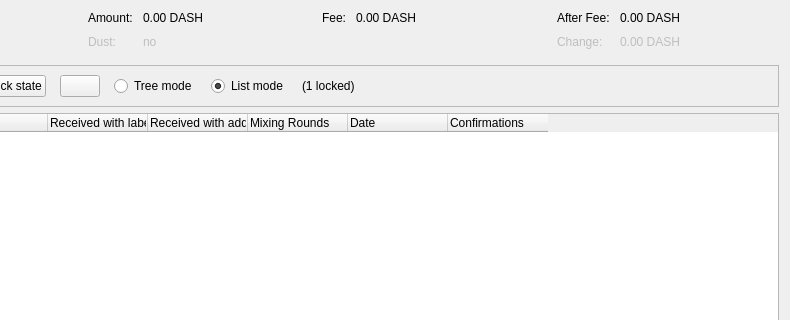
gogryphon/gryphoonmoon, file src/qt/forms/coincontroldialog.ui: the form before one commit; both pictures show x 164 to 954 and y 0 to 320 of the 954 by 500 pixel window.
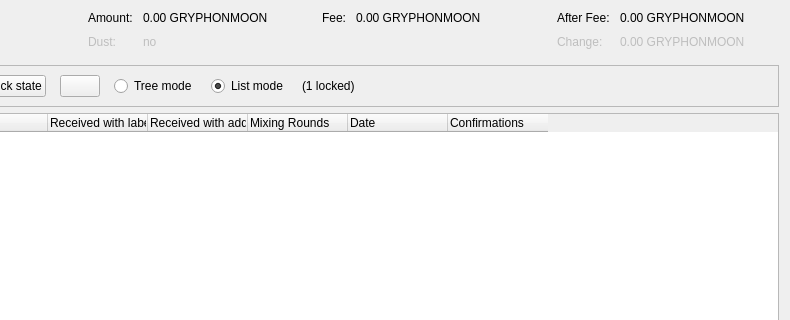
The form after the commit. Custom widgets are drawn as their Qt base class.

The edit to the form file:
```diff
--- a/src/qt/forms/coincontroldialog.ui
+++ b/src/qt/forms/coincontroldialog.ui
@@ -114,7 +114,7 @@
           <enum>Qt::ActionsContextMenu</enum>
          </property>
          <property name="text">
-          <string notr="true">0.00 DASH</string>
+          <string notr="true">0.00 GRYPHONMOON</string>
          </property>
          <property name="textInteractionFlags">
           <set>Qt::LinksAccessibleByMouse|Qt::TextSelectableByKeyboard|Qt::TextSelectableByMouse</set>
@@ -182,7 +182,7 @@
           <enum>Qt::ActionsContextMenu</enum>
          </property>
          <property name="text">
-          <string notr="true">0.00 DASH</string>
+          <string notr="true">0.00 GRYPHONMOON</string>
          </property>
          <property name="textInteractionFlags">
           <set>Qt::LinksAccessibleByMouse|Qt::TextSelectableByKeyboard|Qt::TextSelectableByMouse</set>
@@ -221,7 +221,7 @@
           <enum>Qt::ActionsContextMenu</enum>
          </property>
          <property name="text">
-          <string notr="true">0.00 DASH</string>
+          <string notr="true">0.00 GRYPHONMOON</string>
          </property>
          <property name="textInteractionFlags">
           <set>Qt::LinksAccessibleByMouse|Qt::TextSelectableByKeyboard|Qt::TextSelectableByMouse</set>
@@ -250,7 +250,7 @@
           <enum>Qt::ActionsContextMenu</enum>
          </property>
          <property name="text">
-          <string notr="true">0.00 DASH</string>
+          <string notr="true">0.00 GRYPHONMOON</string>
          </property>
          <property name="textInteractionFlags">
           <set>Qt::LinksAccessibleByMouse|Qt::TextSelectableByKeyboard|Qt::TextSelectableByMouse</set>
```
